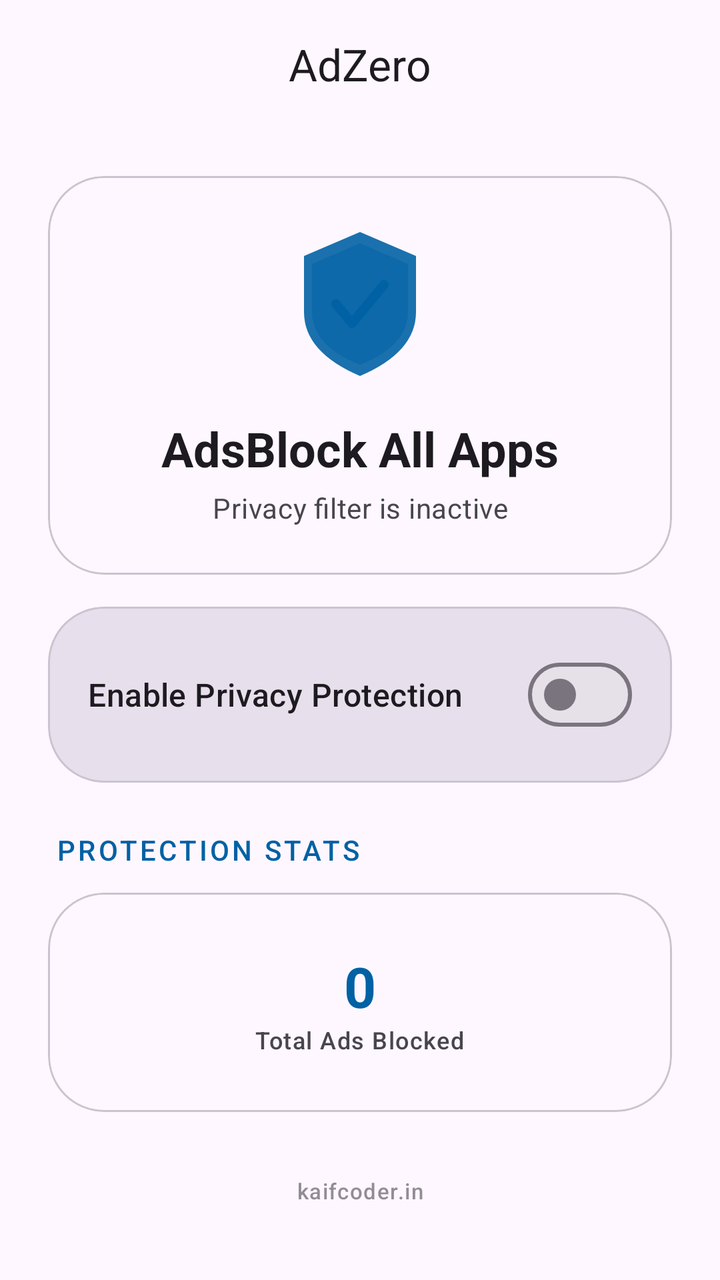
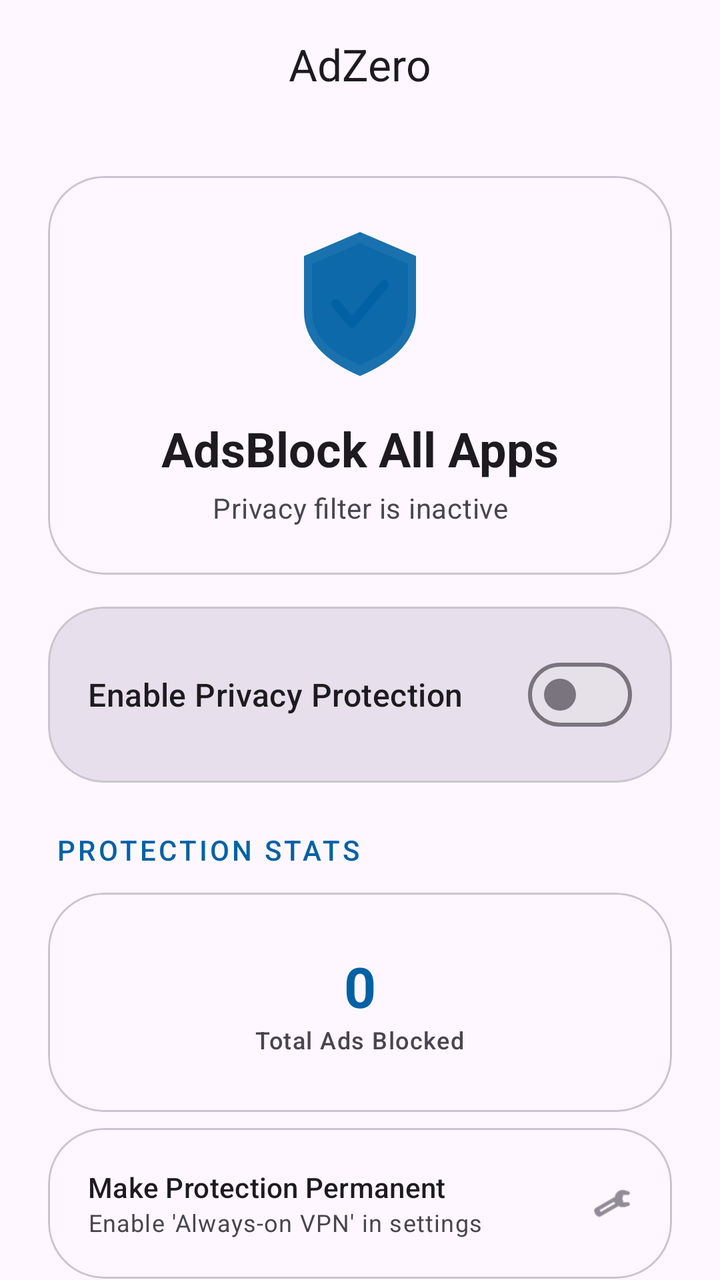

Compare the two renders of this Android layout. The source of the first and the diff that turns it into the second are given below.
<!-- AndroidManifest.xml: activity theme Theme.AdZero -->
<!-- res/layout/activity_main.xml -->
<?xml version="1.0" encoding="utf-8"?>
<androidx.coordinatorlayout.widget.CoordinatorLayout xmlns:android="http://schemas.android.com/apk/res/android"
    xmlns:app="http://schemas.android.com/apk/res-auto"
    android:id="@+id/mainContainer"
    android:layout_width="match_parent"
    android:layout_height="match_parent"
    android:background="?attr/colorSurface">

    <com.google.android.material.appbar.AppBarLayout
        android:layout_width="match_parent"
        android:layout_height="wrap_content"
        android:background="@android:color/transparent"
        app:elevation="0dp">

        <com.google.android.material.appbar.MaterialToolbar
            android:id="@+id/toolbar"
            android:layout_width="match_parent"
            android:layout_height="?attr/actionBarSize"
            app:title="AdZero"
            app:titleCentered="true"
            app:titleTextAppearance="@style/TextAppearance.Material3.TitleLarge" />
    </com.google.android.material.appbar.AppBarLayout>

    <androidx.core.widget.NestedScrollView
        android:layout_width="match_parent"
        android:layout_height="match_parent"
        app:layout_behavior="@string/appbar_scrolling_view_behavior">

        <LinearLayout
            android:layout_width="match_parent"
            android:layout_height="wrap_content"
            android:orientation="vertical"
            android:padding="24dp">

            
            <com.google.android.material.card.MaterialCardView
                android:layout_width="match_parent"
                android:layout_height="wrap_content"
                app:cardCornerRadius="28dp"
                app:cardElevation="0dp"
                app:strokeWidth="1dp"
                app:strokeColor="?attr/colorOutlineVariant"
                android:layout_marginBottom="16dp">

                <LinearLayout
                    android:layout_width="match_parent"
                    android:layout_height="wrap_content"
                    android:orientation="vertical"
                    android:padding="24dp"
                    android:gravity="center">

                    <ImageView
                        android:id="@+id/shieldIcon"
                        android:layout_width="80dp"
                        android:layout_height="80dp"
                        android:src="@drawable/ic_shield"
                        app:tint="?attr/colorPrimary"
                        android:layout_marginBottom="16dp"/>

                    <TextView
                        android:id="@+id/statusText"
                        android:layout_width="wrap_content"
                        android:layout_height="wrap_content"
                        android:layout_marginBottom="4dp"
                        android:text="AdsBlock All Apps"
                        android:textAppearance="@style/TextAppearance.Material3.HeadlineSmall"
                        android:textStyle="bold" />

                    <TextView
                        android:id="@+id/subStatusText"
                        android:layout_width="wrap_content"
                        android:layout_height="wrap_content"
                        android:text="Privacy filter is inactive"
                        android:textAppearance="@style/TextAppearance.Material3.BodyMedium"
                        android:textColor="?attr/colorOnSurfaceVariant"
                        android:gravity="center"/>
                </LinearLayout>
            </com.google.android.material.card.MaterialCardView>

            
            <com.google.android.material.card.MaterialCardView
                android:layout_width="match_parent"
                android:layout_height="wrap_content"
                app:cardCornerRadius="28dp"
                app:cardElevation="0dp"
                app:cardBackgroundColor="?attr/colorSurfaceVariant">

                <LinearLayout
                    android:id="@+id/toggleButton"
                    android:layout_width="match_parent"
                    android:layout_height="wrap_content"
                    android:orientation="horizontal"
                    android:padding="20dp"
                    android:gravity="center_vertical"
                    android:clickable="true"
                    android:focusable="true"
                    android:background="?attr/selectableItemBackground">

                    <TextView
                        android:id="@+id/toggleText"
                        android:layout_width="0dp"
                        android:layout_height="wrap_content"
                        android:layout_weight="1"
                        android:text="Enable Privacy Protection"
                        android:textAppearance="@style/TextAppearance.Material3.TitleMedium" />

                    <com.google.android.material.materialswitch.MaterialSwitch
                        android:id="@+id/mainSwitch"
                        android:layout_width="wrap_content"
                        android:layout_height="wrap_content"
                        android:clickable="false"
                        android:focusable="false" />
                </LinearLayout>
            </com.google.android.material.card.MaterialCardView>

            <TextView
                android:layout_width="match_parent"
                android:layout_height="wrap_content"
                android:layout_marginTop="24dp"
                android:text="PROTECTION STATS"
                android:textAppearance="@style/TextAppearance.Material3.LabelLarge"
                android:textColor="?attr/colorPrimary"
                android:letterSpacing="0.1"
                android:layout_marginStart="4dp"
                android:layout_marginBottom="12dp"/>

            
            <com.google.android.material.card.MaterialCardView
                android:layout_width="match_parent"
                android:layout_height="wrap_content"
                app:cardCornerRadius="28dp"
                app:cardElevation="0dp"
                app:strokeWidth="1dp"
                app:strokeColor="?attr/colorOutlineVariant">

                <LinearLayout
                    android:layout_width="match_parent"
                    android:layout_height="wrap_content"
                    android:orientation="horizontal"
                    android:padding="16dp">

                    <LinearLayout
                        android:layout_width="match_parent"
                        android:layout_height="wrap_content"
                        android:orientation="vertical"
                        android:gravity="center"
                        android:padding="12dp">

                        <TextView
                            android:id="@+id/adsBlockedCount"
                            android:layout_width="wrap_content"
                            android:layout_height="wrap_content"
                            android:text="0"
                            android:textAppearance="@style/TextAppearance.Material3.HeadlineMedium"
                            android:textColor="?attr/colorPrimary"
                            android:textStyle="bold"/>

                        <TextView
                            android:layout_width="wrap_content"
                            android:layout_height="wrap_content"
                            android:text="Total Ads Blocked"
                            android:textAppearance="@style/TextAppearance.Material3.LabelMedium"
                            android:textColor="?attr/colorOnSurfaceVariant"/>
                    </LinearLayout>
                </LinearLayout>
            </com.google.android.material.card.MaterialCardView>

            
            <TextView
                android:layout_width="match_parent"
                android:layout_height="wrap_content"
                android:text="@string/trademark"
                android:textAppearance="@style/TextAppearance.Material3.LabelSmall"
                android:textColor="?attr/colorOnSurfaceVariant"
                android:gravity="center"
                android:layout_marginTop="32dp"
                android:layout_marginBottom="16dp"
                android:alpha="0.6"/>

        </LinearLayout>
    </androidx.core.widget.NestedScrollView>

</androidx.coordinatorlayout.widget.CoordinatorLayout>
<!-- resources referenced by this layout -->
<resources>
  <!-- drawable ic_shield (drawable) -->
  <?xml version="1.0" encoding="utf-8"?>
  <vector xmlns:android="http://schemas.android.com/apk/res/android"
      android:width="100dp"
      android:height="100dp"
      android:viewportWidth="100"
      android:viewportHeight="100">
  
      
      <path
          android:pathData="M50,5 L85,20 L85,55 Q85,80 50,95 Q15,80 15,55 L15,20 Z"
          android:fillColor="#FF0000"
          android:fillAlpha="0.9"/>
  
      
      <path
          android:pathData="M50,12 L80,25 L80,55 Q80,76 50,88 Q20,76 20,55 L20,25 Z"
          android:fillColor="#FF3333"
          android:fillAlpha="0.5"/>
  
      
      <path
          android:pathData="M35,50 L45,62 L65,38"
          android:strokeColor="#FFFFFF"
          android:strokeWidth="6"
          android:strokeLineCap="round"
          android:strokeLineJoin="round"
          android:fillColor="#00000000"/>
  
  </vector>
  <string name="trademark">kaifcoder.in</string>
  <style name="Theme.AdZero" parent="Theme.Material3.DayNight.NoActionBar">
          
          <item name="colorPrimary">@color/primary</item>
          <item name="colorOnPrimary">@color/onPrimary</item>
  
          
          <item name="android:statusBarColor">?android:attr/colorBackground</item>
          <item name="android:windowLightStatusBar">true</item>
  
          
          <item name="android:navigationBarColor">?android:attr/colorBackground</item>
      </style>
  <color name="primary">#0061A4</color>
  <color name="onPrimary">#FFFFFF</color>
</resources>

<!-- the commit's change to res/layout/activity_main.xml (unified diff, before → after) -->
@@ -166,6 +166,54 @@
             </com.google.android.material.card.MaterialCardView>
 
             
+            <com.google.android.material.card.MaterialCardView
+                android:layout_width="match_parent"
+                android:layout_height="wrap_content"
+                app:cardCornerRadius="28dp"
+                app:cardElevation="0dp"
+                app:strokeWidth="1dp"
+                app:strokeColor="?attr/colorOutlineVariant"
+                android:layout_marginTop="8dp"
+                android:layout_marginBottom="16dp">
+
+                <LinearLayout
+                    android:id="@+id/settingsButton"
+                    android:layout_width="match_parent"
+                    android:layout_height="wrap_content"
+                    android:orientation="horizontal"
+                    android:padding="20dp"
+                    android:gravity="center_vertical"
+                    android:clickable="true"
+                    android:focusable="true"
+                    android:background="?attr/selectableItemBackground">
+
+                    <LinearLayout
+                        android:layout_width="0dp"
+                        android:layout_height="wrap_content"
+                        android:layout_weight="1"
+                        android:orientation="vertical">
+                        <TextView
+                            android:layout_width="wrap_content"
+                            android:layout_height="wrap_content"
+                            android:text="Make Protection Permanent"
+                            android:textAppearance="@style/TextAppearance.Material3.TitleSmall" />
+                        <TextView
+                            android:layout_width="wrap_content"
+                            android:layout_height="wrap_content"
+                            android:text="Enable 'Always-on VPN' in settings"
+                            android:textAppearance="@style/TextAppearance.Material3.BodySmall"
+                            android:textColor="?attr/colorOnSurfaceVariant" />
+                    </LinearLayout>
+
+                    <ImageView
+                        android:layout_width="20dp"
+                        android:layout_height="20dp"
+                        android:src="@android:drawable/ic_menu_manage"
+                        app:tint="?attr/colorOnSurfaceVariant" />
+                </LinearLayout>
+            </com.google.android.material.card.MaterialCardView>
+
+            
             <TextView
                 android:layout_width="match_parent"
                 android:layout_height="wrap_content"
